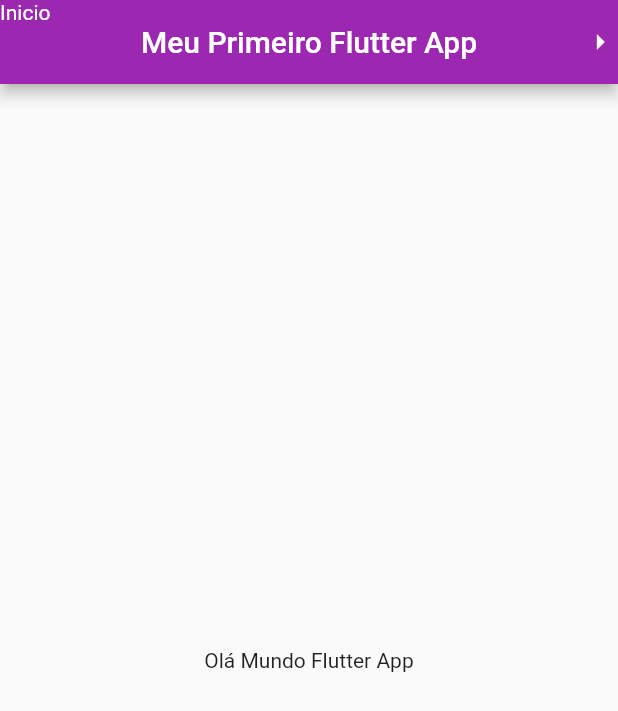
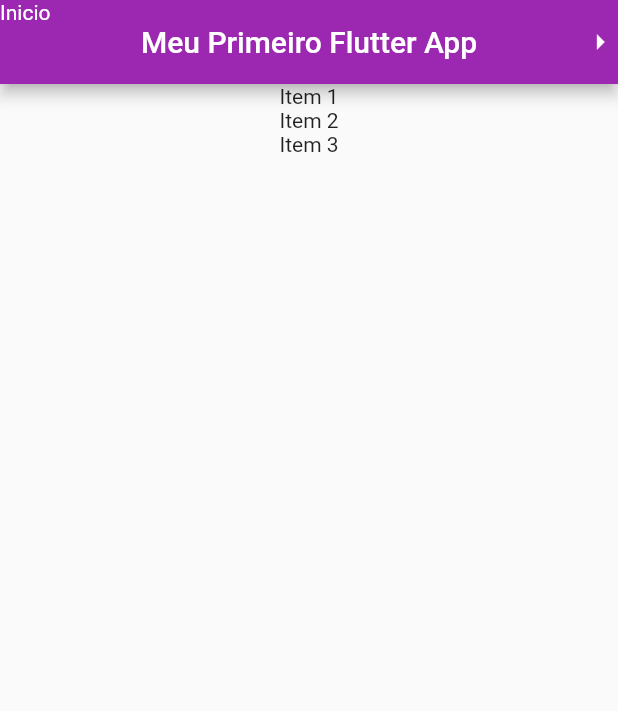
Before and after one commit to pauloantonelli/curso_flutter_balta.io, a Flutter app: the screen it shows after launch, on a phone screen of 412 x 824 dp. Shown: the top 711 px of the screen. Run offline on Flutter 3.47's test engine with Material 2 defaults, Android fonts, the phone set to English and light mode, and no system bars.

Commit message:
fim da aula

```diff
--- a/lib/main.dart
+++ b/lib/main.dart
@@ -1,4 +1,5 @@
 import 'package:flutter/material.dart';
+import 'package:todo_app/models/item.dart';
 
 void main() => runApp(MyApp());
 
@@ -18,12 +19,22 @@ class MyApp extends StatelessWidget {
   }
 }
 
-class HomePage extends StatelessWidget {
+class HomePage extends StatefulWidget {
+  var items = new List<Item>();
+
+  HomePage() {
+    items = [];
+    items.add(Item(titulo: 'Item 1', done: false));
+    items.add(Item(titulo: 'Item 2', done: true));
+    items.add(Item(titulo: 'Item 3', done: false));
+  }
+  @override
+  _HomePageState createState() => _HomePageState();
+}
+
+class _HomePageState extends State<HomePage> {
   @override
   Widget build(BuildContext context) {
-    /*return Container(
-      child: Text('Olá Mundo lol'),
-    );*/
     return Scaffold(
         appBar: AppBar(
           leading: Text('Inicio'),
@@ -33,11 +44,11 @@ class HomePage extends StatelessWidget {
             Icon(Icons.arrow_right),
           ],
         ),
-      body: Container(
-        child: Center(
-          child: Text('Olá Mundo Flutter App'),
-        ),
-      ),
-    );
+        body: ListView.builder(
+          itemCount: widget.items.length,
+          itemBuilder: (BuildContext buildContext, int index) {
+            return Center(child: Text(widget.items[index].titulo));
+          },
+        ));
   }
 }
```
Lines whose indentation alone changed are shown as unchanged.
